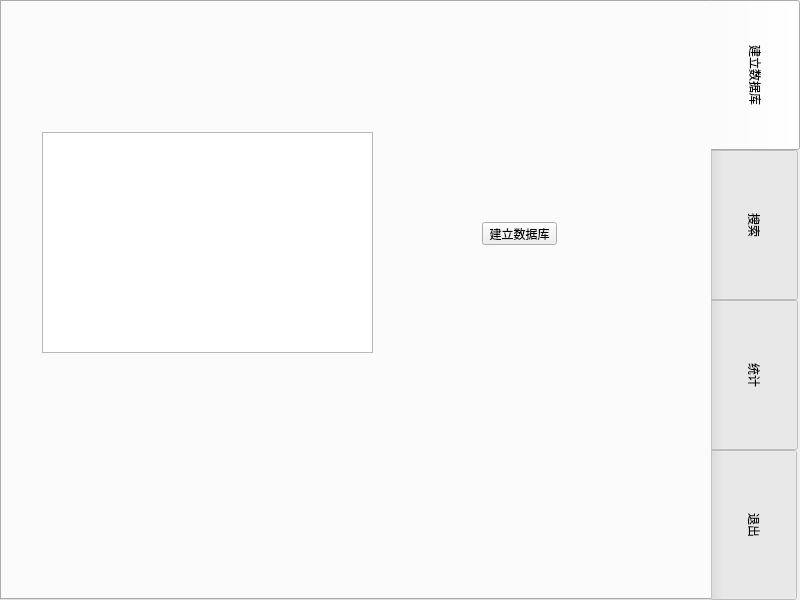
This is mainui/mainwindow.ui in FeatherRed/DBLP-Management-System as Qt 5 draws it before an edit. The edited form follows.
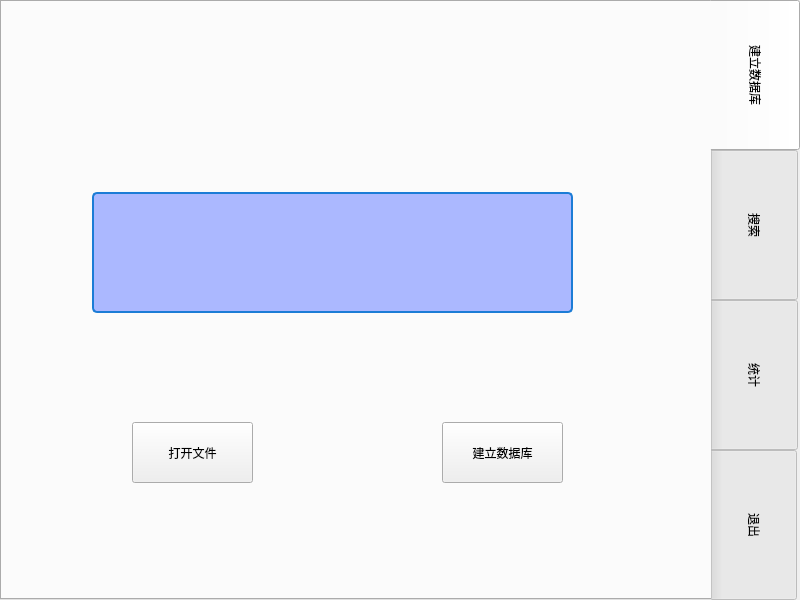
This is the edited form. The open tabs and pages were chosen to show the change.

Commit message: 更新了ui文件，改好了名字

```diff
--- a/mainui/mainwindow.ui
+++ b/mainui/mainwindow.ui
@@ -39,24 +39,54 @@
     <widget class="QPushButton" name="pushButton_builddatabse">
      <property name="geometry">
       <rect>
-       <x>480</x>
-       <y>220</y>
-       <width>75</width>
-       <height>23</height>
+       <x>440</x>
+       <y>420</y>
+       <width>121</width>
+       <height>61</height>
       </rect>
      </property>
      <property name="text">
       <string>建立数据库</string>
      </property>
     </widget>
-    <widget class="QPlainTextEdit" name="plainTextEdit_builddatabse">
+    <widget class="QLabel" name="label_openfile">
+     <property name="enabled">
+      <bool>false</bool>
+     </property>
      <property name="geometry">
       <rect>
-       <x>40</x>
-       <y>130</y>
-       <width>331</width>
-       <height>221</height>
+       <x>90</x>
+       <y>190</y>
+       <width>481</width>
+       <height>121</height>
       </rect>
+     </property>
+     <property name="styleSheet">
+      <string notr="true">color: #333333;
+font-size: 20px;
+font-weight: bold;
+font-family: CMU Serif;
+background-color: #abb8ff;
+border-style: solid;
+border-width: 2px;
+border-color: #1c7cd6;
+border-radius: 5px;</string>
+     </property>
+     <property name="text">
+      <string/>
+     </property>
+    </widget>
+    <widget class="QPushButton" name="pushButton_openfile">
+     <property name="geometry">
+      <rect>
+       <x>130</x>
+       <y>420</y>
+       <width>121</width>
+       <height>61</height>
+      </rect>
+     </property>
+     <property name="text">
+      <string>打开文件</string>
      </property>
     </widget>
    </widget>
```
Left out of the diff: 82 changed lines with no effect on the pictures.
